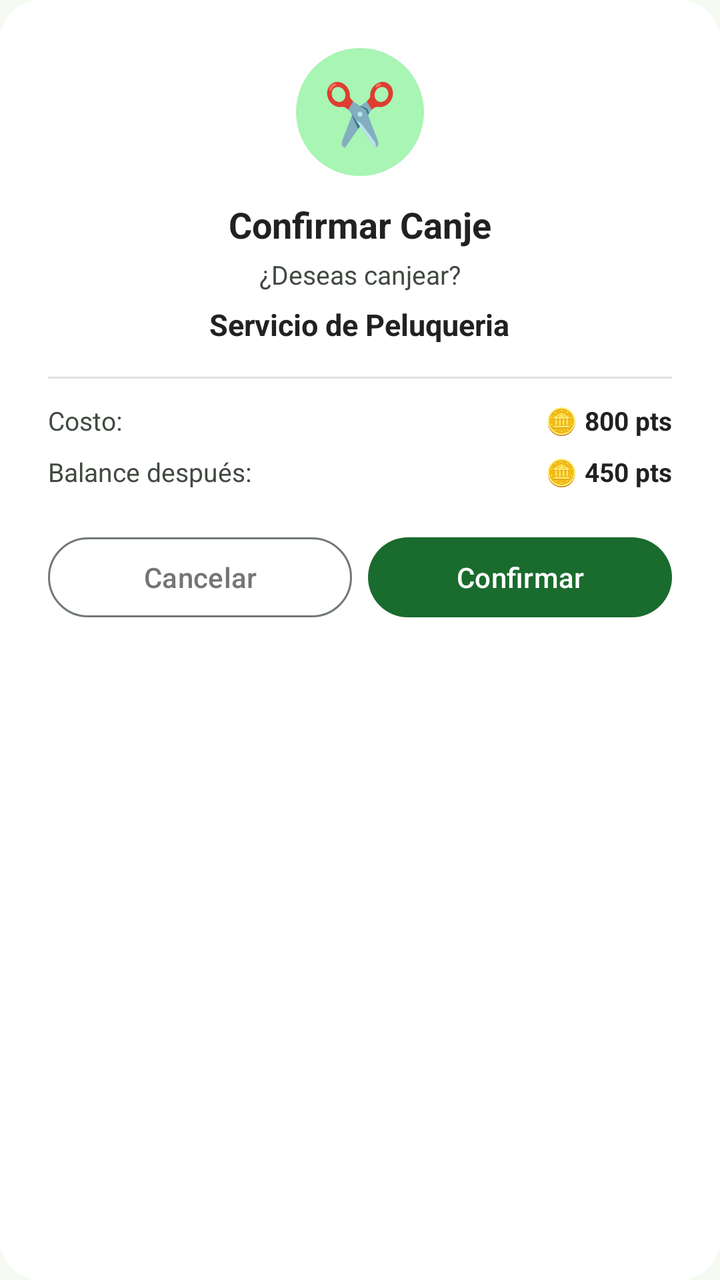
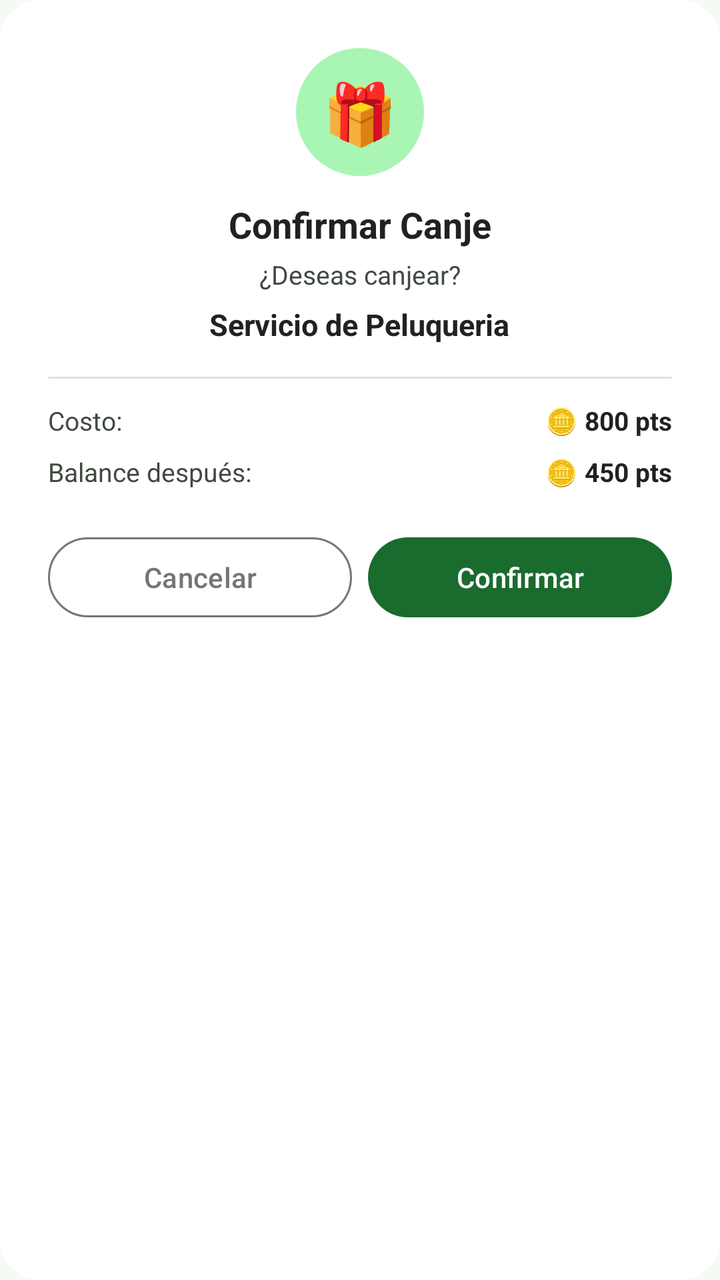

Before-and-after screenshots of an Android layout around one commit, followed by the original layout XML and the change that was made.
<!-- AndroidManifest.xml: application theme Theme.Guander -->
<!-- res/layout/dialog_confirm_redeem.xml -->
﻿<?xml version="1.0" encoding="utf-8"?>
<LinearLayout xmlns:android="http://schemas.android.com/apk/res/android"
    xmlns:app="http://schemas.android.com/apk/res-auto"
    android:layout_width="280dp"
    android:layout_height="wrap_content"
    android:orientation="vertical"
    android:background="@drawable/shape_dialog_bg"
    android:padding="24dp">

    
    <TextView
        android:layout_width="64dp"
        android:layout_height="64dp"
        android:layout_gravity="center_horizontal"
        android:gravity="center"
        android:text="✂️"
        android:textSize="30sp"
        android:background="@drawable/shape_notif_icon" />

    
    <TextView
        android:layout_width="wrap_content"
        android:layout_height="wrap_content"
        android:layout_gravity="center_horizontal"
        android:layout_marginTop="12dp"
        android:text="Confirmar Canje"
        android:textSize="18sp"
        android:textStyle="bold"
        android:textColor="#212121" />

    
    <TextView
        android:layout_width="wrap_content"
        android:layout_height="wrap_content"
        android:layout_gravity="center_horizontal"
        android:layout_marginTop="4dp"
        android:text="¿Deseas canjear?"
        android:textSize="13sp"
        android:textColor="@color/text_secondary" />

    
    <TextView
        android:id="@+id/tv_confirm_reward_name"
        android:layout_width="wrap_content"
        android:layout_height="wrap_content"
        android:layout_gravity="center_horizontal"
        android:layout_marginTop="6dp"
        android:text="Servicio de Peluqueria"
        android:textSize="15sp"
        android:textStyle="bold"
        android:textColor="#212121"
        android:gravity="center" />

    
    <View
        android:layout_width="match_parent"
        android:layout_height="1dp"
        android:background="#E0E0E0"
        android:layout_marginTop="16dp"
        android:layout_marginBottom="12dp" />

    
    <LinearLayout
        android:layout_width="match_parent"
        android:layout_height="wrap_content"
        android:orientation="horizontal"
        android:gravity="center_vertical"
        android:layout_marginBottom="8dp">

        <TextView
            android:layout_width="0dp"
            android:layout_height="wrap_content"
            android:layout_weight="1"
            android:text="Costo:"
            android:textSize="13sp"
            android:textColor="@color/text_secondary" />

        <TextView
            android:id="@+id/tv_confirm_cost"
            android:layout_width="wrap_content"
            android:layout_height="wrap_content"
            android:text="🪙 800 pts"
            android:textSize="13sp"
            android:textStyle="bold"
            android:textColor="#212121" />
    </LinearLayout>

    
    <LinearLayout
        android:layout_width="match_parent"
        android:layout_height="wrap_content"
        android:orientation="horizontal"
        android:gravity="center_vertical">

        <TextView
            android:layout_width="0dp"
            android:layout_height="wrap_content"
            android:layout_weight="1"
            android:text="Balance después:"
            android:textSize="13sp"
            android:textColor="@color/text_secondary" />

        <TextView
            android:id="@+id/tv_confirm_remaining"
            android:layout_width="wrap_content"
            android:layout_height="wrap_content"
            android:text="🪙 450 pts"
            android:textSize="13sp"
            android:textStyle="bold"
            android:textColor="#212121" />
    </LinearLayout>

    
    <LinearLayout
        android:layout_width="match_parent"
        android:layout_height="wrap_content"
        android:orientation="horizontal"
        android:layout_marginTop="20dp">

        <com.google.android.material.button.MaterialButton
            android:id="@+id/btn_cancel_redeem"
            style="@style/Widget.Material3.Button.OutlinedButton"
            android:layout_width="0dp"
            android:layout_height="wrap_content"
            android:layout_weight="1"
            android:layout_marginEnd="8dp"
            android:text="Cancelar"
            android:textColor="#757575" />

        <com.google.android.material.button.MaterialButton
            android:id="@+id/btn_confirm_redeem"
            android:layout_width="0dp"
            android:layout_height="wrap_content"
            android:layout_weight="1"
            android:text="Confirmar"
            android:textColor="@color/white"
            app:backgroundTint="@color/green_primary" />
    </LinearLayout>
</LinearLayout>
<!-- resources referenced by this layout -->
<resources>
  <color name="green_primary">@color/md_theme_primary</color>
  <color name="text_secondary">@color/md_theme_on_surface_variant</color>
  <color name="white">#FFFFFFFF</color>
  <!-- drawable shape_dialog_bg (drawable) -->
  ﻿<?xml version="1.0" encoding="utf-8"?>
  <shape xmlns:android="http://schemas.android.com/apk/res/android"
      android:shape="rectangle">
      <solid android:color="@color/white" />
      <corners android:radius="20dp" />
  </shape>
  <!-- drawable shape_notif_icon (drawable) -->
  ﻿<?xml version="1.0" encoding="utf-8"?>
  <shape xmlns:android="http://schemas.android.com/apk/res/android"
      android:shape="oval">
      <solid android:color="@color/notif_icon_bg" />
  </shape>
  <style name="Theme.Guander" parent="Base.Theme.Guander" />
  <color name="md_theme_primary">#1A6B2E</color>
  <color name="md_theme_on_surface_variant">#414941</color>
  <color name="notif_icon_bg">@color/md_theme_primary_container</color>
  <color name="md_theme_primary_container">#A8F5B4</color>
  <color name="md_theme_on_primary">#FFFFFF</color>
  <color name="md_theme_on_primary_container">#002109</color>
  <color name="md_theme_secondary">#516350</color>
  <color name="md_theme_on_secondary">#FFFFFF</color>
  <color name="md_theme_secondary_container">#D3E8D0</color>
  <color name="md_theme_on_secondary_container">#0E1F0F</color>
  <color name="md_theme_tertiary">#39656C</color>
  <color name="md_theme_on_tertiary">#FFFFFF</color>
  <color name="md_theme_tertiary_container">#BCEBF2</color>
  <color name="md_theme_on_tertiary_container">#001F24</color>
  <color name="md_theme_error">#BA1A1A</color>
  <color name="md_theme_on_error">#FFFFFF</color>
  <color name="md_theme_error_container">#FFDAD6</color>
  <color name="md_theme_on_error_container">#410002</color>
  <color name="md_theme_background">#F5FBF3</color>
  <color name="md_theme_on_background">#161D16</color>
  <color name="md_theme_surface">#F5FBF3</color>
  <color name="md_theme_on_surface">#161D16</color>
  <color name="md_theme_surface_variant">#DDE5DA</color>
  <color name="md_theme_outline">#717971</color>
  <color name="md_theme_outline_variant">#C1C9BF</color>
  <!-- unchanged entries left out for length: 1 -->
</resources>

<!-- the commit's change to res/layout/dialog_confirm_redeem.xml (unified diff, before → after) -->
@@ -8,14 +8,29 @@
     android:padding="24dp">
 
     
-    <TextView
+    <FrameLayout
         android:layout_width="64dp"
         android:layout_height="64dp"
-        android:layout_gravity="center_horizontal"
-        android:gravity="center"
-        android:text="✂️"
-        android:textSize="30sp"
-        android:background="@drawable/shape_notif_icon" />
+        android:layout_gravity="center_horizontal">
+
+        <TextView
+            android:id="@+id/tv_confirm_icon"
+            android:layout_width="64dp"
+            android:layout_height="64dp"
+            android:gravity="center"
+            android:text="🎁"
+            android:textSize="30sp"
+            android:background="@drawable/shape_notif_icon" />
+
+        <com.google.android.material.imageview.ShapeableImageView
+            android:id="@+id/iv_confirm_photo"
+            android:layout_width="64dp"
+            android:layout_height="64dp"
+            android:scaleType="centerCrop"
+            android:visibility="gone"
+            app:shapeAppearanceOverlay="@style/CircleImageStyle" />
+
+    </FrameLayout>
 
     
     <TextView
<!-- resource entries referenced after the edit -->
@@ -16,6 +16,10 @@
       android:shape="oval">
       <solid android:color="@color/notif_icon_bg" />
   </shape>
+  <style name="CircleImageStyle" parent="">
+          <item name="cornerFamily">rounded</item>
+          <item name="cornerSize">50%</item>
+      </style>
   <style name="Theme.Guander" parent="Base.Theme.Guander" />
   <color name="md_theme_primary">#1A6B2E</color>
   <color name="md_theme_on_surface_variant">#414941</color>
